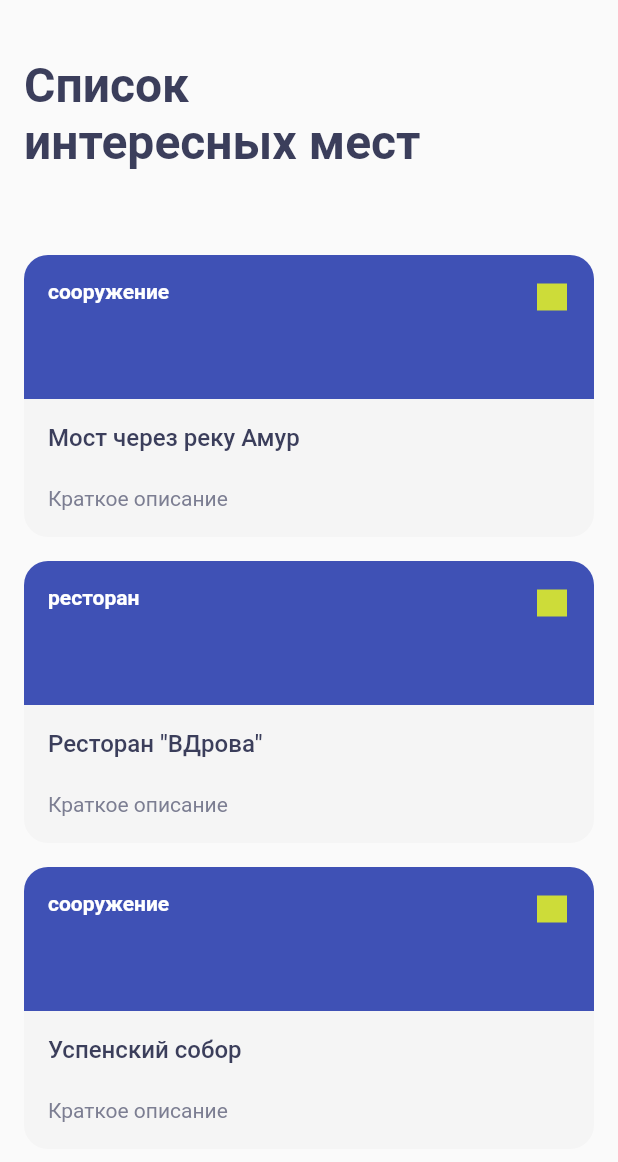
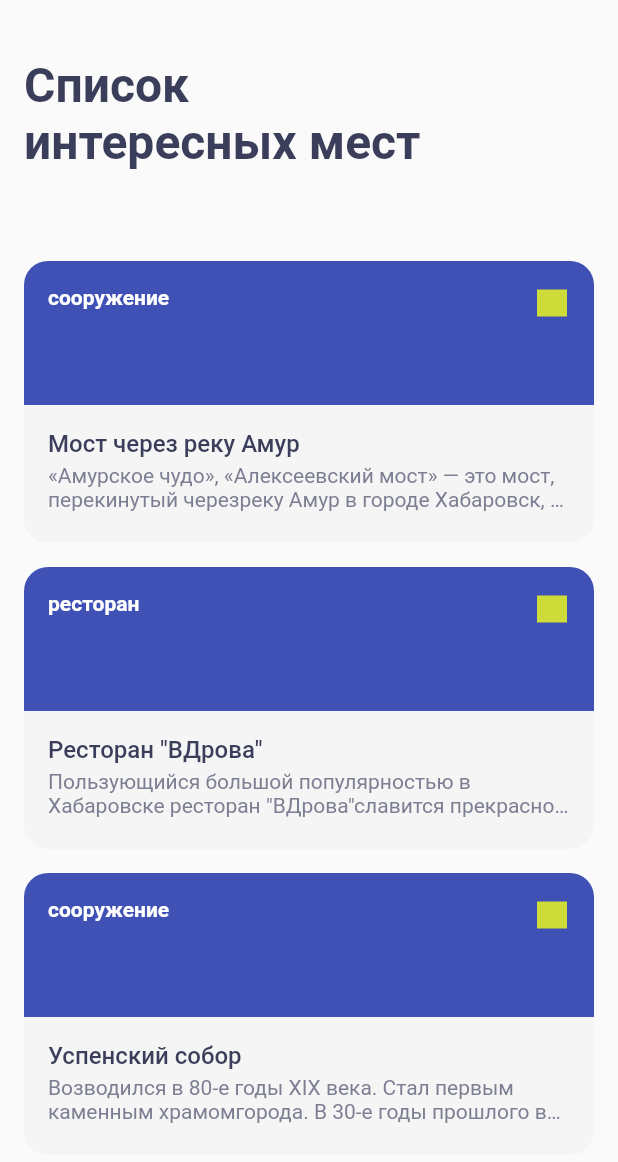
Before and after one commit to mikhailasalkhanov/surf-flutter-course-asalkhanov, a Flutter app: the screen it shows after launch, on a phone screen of 412 x 824 dp. Shown: the top 1162 px of the screen. Run offline on Flutter 3.47's test engine with Material 2 defaults, Android fonts, the phone set to English and light mode, and no system bars.

Commit message:
Вынес методы в отдельные виджеты, поправил верстку

```diff
--- a/lib/mocks.dart
+++ b/lib/mocks.dart
@@ -3,9 +3,9 @@ import 'ui/screen/sight_card.dart';
 
 ///Заглушки для карточек интересных мест
 const List<SightCard> sightCardMocks = [
-  SightCard(amurskiyMost),
-  SightCard(vdrovaPizzeria),
-  SightCard(uspenskiySobor),
+  SightCard(sight: amurskiyMost),
+  SightCard(sight: vdrovaPizzeria),
+  SightCard(sight: uspenskiySobor),
 ];
 
 const amurskiyMost = const Sight(
@@ -13,10 +13,10 @@ const amurskiyMost = const Sight(
   lat: 48.5354,
   lon: 135.001,
   url: 'https://upload.wikimedia.org/wikipedia/commons/thumb/e/ef/Amurbridge2.jpg/1200px-Amurbridge2.jpg',
-  details: '''«Амурское чудо», «Алексеевский мост» — это мост, перекинутый через
-   реку Амур в городе Хабаровск, истинное «инженерное чудо», которому уже больше
-    сотни лет, — самый большой на Транссибе и во всей России. В нем совмещены
-     железнодорожное однопутное (нижний ярус) и автомобильное в две полосы движение.''',
+  details: '«Амурское чудо», «Алексеевский мост» — это мост, перекинутый через' +
+      'реку Амур в городе Хабаровск, истинное «инженерное чудо», которому уже больше' +
+      'сотни лет, — самый большой на Транссибе и во всей России. В нем совмещены' +
+      'железнодорожное однопутное (нижний ярус) и автомобильное в две полосы движение.',
   type: 'сооружение',
 );
 
@@ -25,8 +25,8 @@ const vdrovaPizzeria = const Sight(
   lat: 48.476327,
   lon: 135.06199,
   url: 'https://media-cdn.tripadvisor.com/media/photo-s/11/3d/be/5c/caption.jpg',
-  details: '''Пользующийся большой популярностью в Хабаровске ресторан "ВДрова"
-   славится прекрасной кухней и неординарностью''',
+  details: 'Пользующийся большой популярностью в Хабаровске ресторан "ВДрова"' +
+      'славится прекрасной кухней и неординарностью',
   type: 'ресторан',
 );
 
@@ -35,8 +35,8 @@ const uspenskiySobor = const Sight(
   lat: 48.473233,
   lon: 135.05660,
   url: 'https://lh3.googleusercontent.com/proxy/DBlTK7XXMpW0n5bQG9CIjpHfQo4fxZumTizYWq_oicytwvxNuaNLCOke8v55LIDqfNNYVkxhZ8A9UiVGEh-Br5QsI8hIJZrlCYehH7W_wiWlxJi0lOspNauphWWw-RqcnaPS3MH8Bd1NwAWyHFGrvk8oDVB_dA',
-  details: '''Возводился в 80-е годы XIX века. Стал первым каменным храмом
-  города. В 30-е годы прошлого века здание разобрали, чтобы использовать
-   кирпичи и освободившуюся территорию.''',
+  details: 'Возводился в 80-е годы XIX века. Стал первым каменным храмом' +
+      'города. В 30-е годы прошлого века здание разобрали, чтобы использовать' +
+      'кирпичи и освободившуюся территорию.',
   type: 'сооружение',
 );
--- a/lib/ui/screen/sight_card.dart
+++ b/lib/ui/screen/sight_card.dart
@@ -2,7 +2,6 @@ import 'package:flutter/material.dart';
 import 'package:flutter/widgets.dart';
 import 'package:places/domain/sight.dart';
 import 'package:places/ui/res/colors.dart';
-import 'package:places/ui/res/strings/strings.dart';
 import 'package:places/ui/res/text_styles.dart';
 
 /// Карточка интересного места для отображения в списке интересных мест
@@ -11,7 +10,11 @@ class SightCard extends StatelessWidget {
   final Sight _sight;
 
   /// Конструктор
-  const SightCard(this._sight);
+  const SightCard({
+    Key key,
+    @required Sight sight,
+  })  : _sight = sight,
+        super(key: key);
 
   /// Возвращает виджет, визуально разделенный на две части: верхнюю и нижнюю.
   /// Верхняя содержит изображение-превью места, подпись с типом места и
@@ -19,20 +22,32 @@ class SightCard extends StatelessWidget {
   @override
   Widget build(BuildContext context) {
     return Padding(
-      padding: const EdgeInsets.only(left: 16, right: 16, bottom: 16),
+      padding: const EdgeInsets.only(
+        left: 16,
+        right: 16,
+        bottom: 8,
+        top: 8,
+      ),
       child: ClipRRect(
         borderRadius: BorderRadius.circular(16.0),
         child: Column(
           children: [
-            _buildPreview(),
-            _buildAnnotation(),
+            _SightPreview(_sight),
+            _SightAnnotation(_sight),
           ],
         ),
       ),
     );
   }
+}
 
-  Stack _buildPreview() {
+class _SightPreview extends StatelessWidget {
+  const _SightPreview(this._sight);
+
+  final Sight _sight;
+
+  @override
+  Widget build(BuildContext context) {
     return Stack(
       children: [
         Container(
@@ -40,10 +55,8 @@ class SightCard extends StatelessWidget {
           color: Colors.indigo,
         ),
         Positioned(
+          left: 16,
           top: 16,
-          left: 16,
-          width: 148,
-          height: 18,
           child: Text(
             _sight.type,
             style: const TextStyles.smallBold(AppColors.white),
@@ -61,35 +74,54 @@ class SightCard extends StatelessWidget {
       ],
     );
   }
+}
 
-  Stack _buildAnnotation() {
-    return Stack(
+class _SightAnnotation extends StatelessWidget {
+  const _SightAnnotation(this._sight);
+
+  final Sight _sight;
+
+  @override
+  Widget build(BuildContext context) {
+    return Container(
+      height: 92,
+      width: double.infinity,
+      color: AppColors.background,
+      child: Column(
+        crossAxisAlignment: CrossAxisAlignment.start,
         children: [
-        Container(
-          height: 92,
-          color: AppColors.background,
+          Padding(
+            padding: EdgeInsets.only(
+              left: 16,
+              top: 16,
+              right: 16,
             ),
-        Positioned(
-          top: 16,
-          left: 16,
-          width: 296,
-          height: 40,
             child: Text(
               _sight.name,
               style: const TextStyles.text(AppColors.secondary),
+              maxLines: 2,
+              overflow: TextOverflow.ellipsis,
             ),
           ),
-        Positioned(
+          Expanded(
+            child: Padding(
+              padding: EdgeInsets.only(
                 left: 16,
+                top: 4,
+                right: 16,
                 bottom: 16,
-          width: 296,
-          height: 18,
-          child: const Text(
-            Strings.sightCardShortcut,
+              ),
+              child: Text(
+                _sight.details,
                 style: const TextStyles.small(AppColors.secondary2),
+                overflow: TextOverflow.ellipsis,
+                textAlign: TextAlign.left,
+                maxLines: 2,
+              ),
             ),
           ),
         ],
+      ),
     );
   }
 }
--- a/lib/ui/screen/sight_list_screen.dart
+++ b/lib/ui/screen/sight_list_screen.dart
@@ -17,7 +17,7 @@ class _SightListScreenState extends State<SightListScreen> {
     return Scaffold(
       appBar: AppBar(
         title: const Padding(
-          padding: const EdgeInsets.only(top: 24),
+          padding: const EdgeInsets.only(top: 32),
           child: const Text(
             Strings.sightListAppBar,
             style: const TextStyles.largeTitle(AppColors.secondary),
@@ -25,7 +25,7 @@ class _SightListScreenState extends State<SightListScreen> {
         ),
         backgroundColor: Colors.transparent,
         elevation: 0,
-        toolbarHeight: 128,
+        toolbarHeight: 120,
       ),
       body: Container(
         alignment: Alignment.center,
```
Lines whose indentation alone changed are shown as unchanged.
